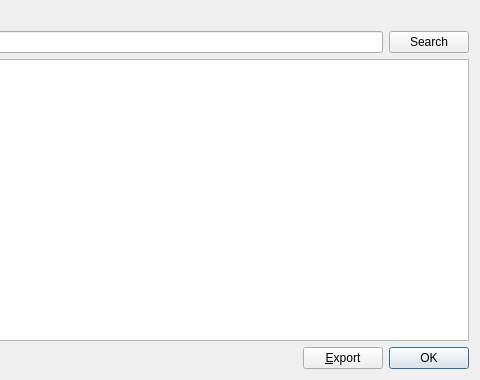
syscoin/syscoin1, file src/qt/forms/aliaslistpage.ui: the form before one commit; both pictures show x 280 to 760 and y 0 to 380 of the 760 by 380 pixel window.
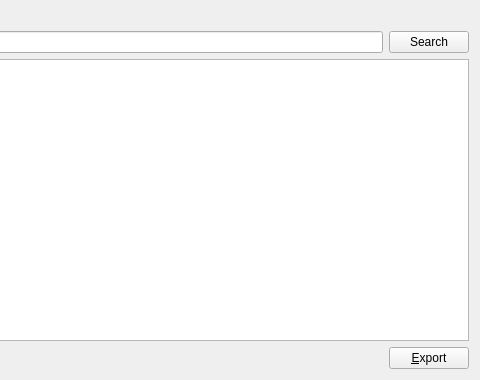
The form after the commit. Icons and pictures are not drawn.

```diff
--- a/src/qt/forms/aliaslistpage.ui
+++ b/src/qt/forms/aliaslistpage.ui
@@ -109,19 +109,6 @@
        </property>
       </widget>
      </item>
-     <item>
-      <widget class="QDialogButtonBox" name="buttonBox">
-       <property name="sizePolicy">
-        <sizepolicy hsizetype="Maximum" vsizetype="Fixed">
-         <horstretch>0</horstretch>
-         <verstretch>0</verstretch>
-        </sizepolicy>
-       </property>
-       <property name="standardButtons">
-        <set>QDialogButtonBox::Ok</set>
-       </property>
-      </widget>
-     </item>
     </layout>
    </item>
   </layout>
```
